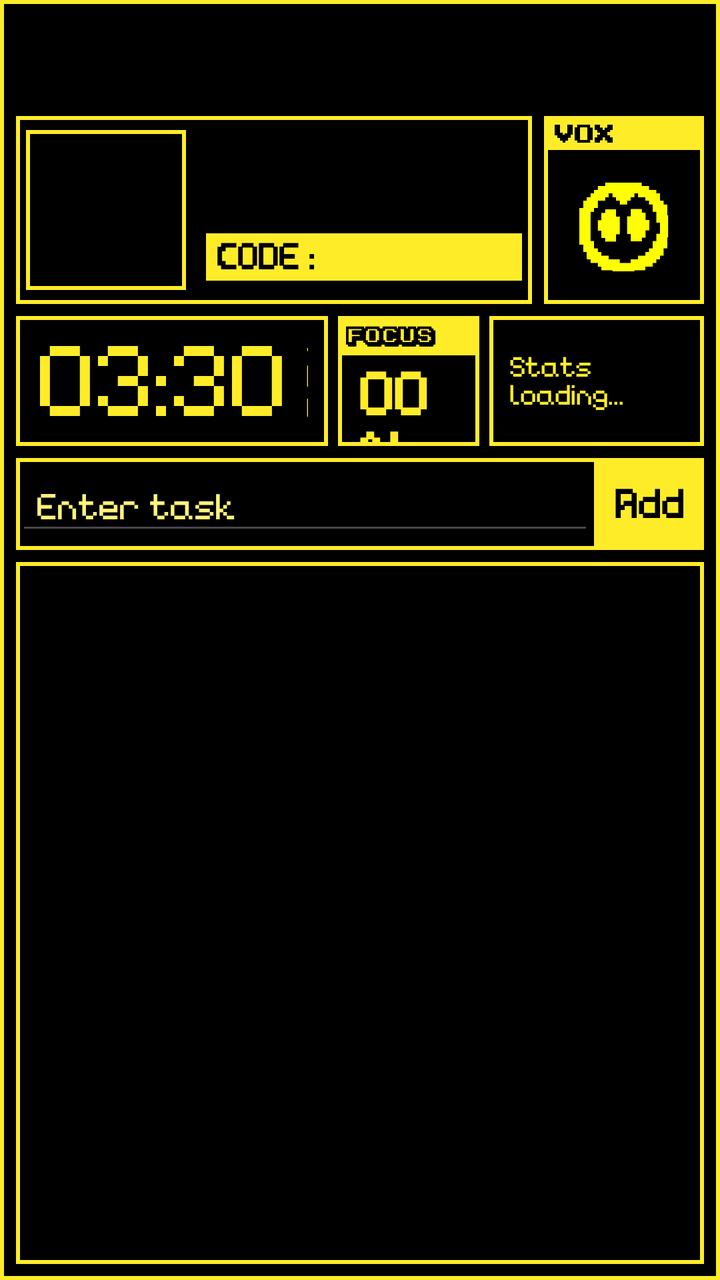
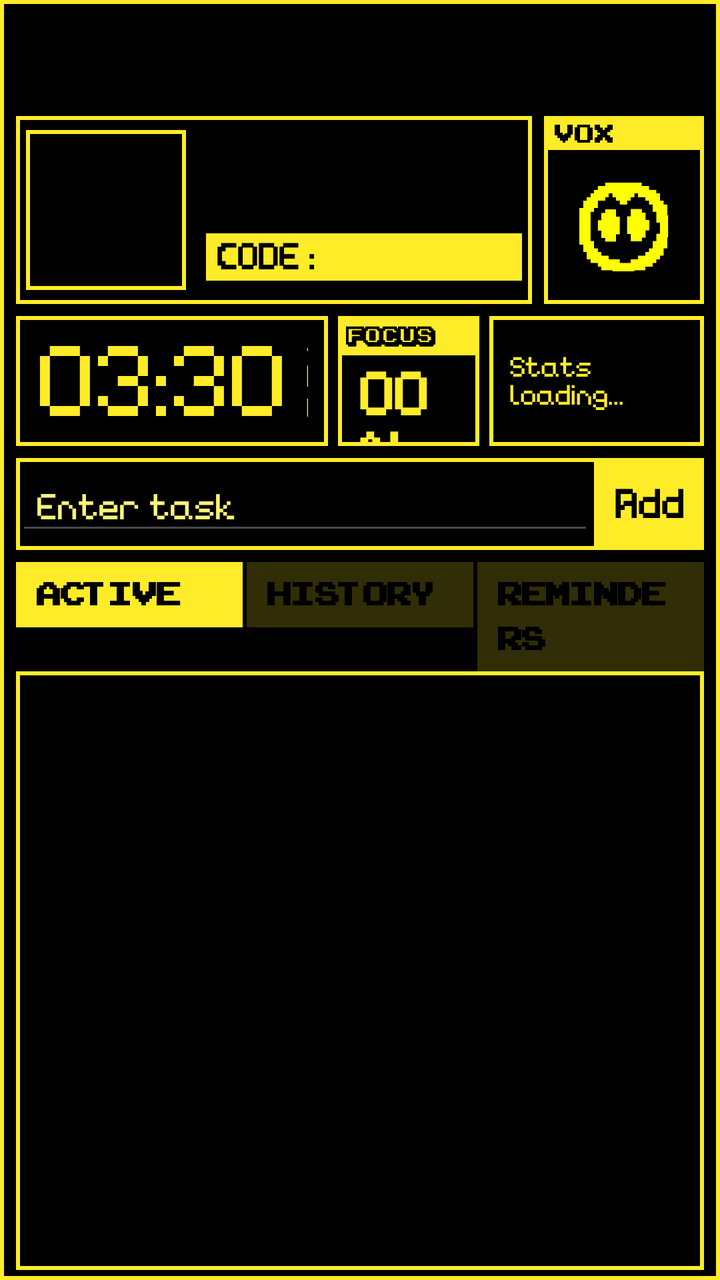

The first picture is an Android layout as it rendered before a commit; the second is the same layout after the commit. The layout source and the unified diff follow.
<!-- AndroidManifest.xml: application theme Theme.VOX -->
<!-- res/layout/activity_main.xml -->
<?xml version="1.0" encoding="utf-8"?>
<androidx.constraintlayout.widget.ConstraintLayout xmlns:android="http://schemas.android.com/apk/res/android"
    xmlns:app="http://schemas.android.com/apk/res-auto"
    xmlns:tools="http://schemas.android.com/tools"
    android:id="@+id/main"
    android:layout_width="match_parent"
    android:layout_height="match_parent"
    tools:context=".ui.main.MainActivity"
    android:background="@color/black">

    <LinearLayout
        android:layout_width="match_parent"
        android:layout_height="match_parent"
        android:background="@drawable/container_m"
        android:padding="5dp"
        android:orientation="vertical"
        app:layout_constraintBottom_toBottomOf="parent"
        app:layout_constraintEnd_toEndOf="parent"
        app:layout_constraintStart_toStartOf="parent"
        app:layout_constraintTop_toTopOf="parent">
        <LinearLayout
            android:layout_width="match_parent"
            android:layout_height="100dp"
            android:layout_marginTop="50dp"
            android:orientation="horizontal">
            <LinearLayout
                android:layout_width="0dp"
                android:layout_height="match_parent"
                android:layout_weight="1"
                android:layout_margin="3dp"
                android:orientation="horizontal"
                android:background="@drawable/container_m"
                android:gravity="center_vertical">
                <ImageView
                    android:id="@+id/myAvatar"
                    android:layout_width="80dp"
                    android:layout_height="80dp"
                    android:layout_margin="5dp"
                    android:background="@drawable/container_m"/>
                <LinearLayout
                    android:layout_width="match_parent"
                    android:layout_height="wrap_content"
                    android:orientation="vertical"
                    android:paddingLeft="5dp">
                    <TextView
                        android:id="@+id/tvUsername"
                        android:layout_width="wrap_content"
                        android:layout_height="wrap_content"
                        android:textSize="18sp"
                        android:fontFamily="@font/lowerpixel"
                        android:textColor="@color/yellow_main"/>
                    <TextView
                        android:id="@+id/tvEmail"
                        android:layout_width="wrap_content"
                        android:layout_height="wrap_content"
                        android:textSize="18sp"
                        android:fontFamily="@font/lowerpixel"
                        android:textColor="@color/yellow_main"/>
                    <TextView
                        android:id="@+id/codeTv"
                        android:layout_width="match_parent"
                        android:layout_height="wrap_content"
                        android:textSize="18sp"
                        android:fontFamily="@font/lowerpixel"
                        android:textColor="@color/black"
                        android:textStyle="bold"
                        android:paddingLeft="5dp"
                        android:layout_marginRight="5dp"
                        android:background="@color/yellow_main"
                        android:text="CODE :"/>
                </LinearLayout>

            </LinearLayout>
            <LinearLayout
                android:layout_width="80dp"
                android:layout_height="match_parent"
                android:orientation="vertical"
                android:layout_margin="3dp"
                android:background="@drawable/container_m">
                <TextView
                    android:layout_width="match_parent"
                    android:layout_height="17dp"
                    android:text="vox"
                    android:background="@color/yellow_main"
                    android:paddingLeft="5dp"
                    android:fontFamily="@font/pixelbold"
                    android:textSize="18sp"
                    android:textColor="@color/black"/>
                <ImageView
                    android:id="@+id/voxEmote"
                    android:layout_width="match_parent"
                    android:layout_height="0dp"
                    android:layout_weight="1"
                    android:layout_margin="8dp"
                    android:src="@drawable/vox_icon_neutral" />

            </LinearLayout>
        </LinearLayout>
        <LinearLayout
            android:layout_width="match_parent"
            android:layout_height="wrap_content"
            android:orientation="horizontal"
            android:layout_margin="3dp"
            android:gravity="center_vertical">
            <LinearLayout
                android:layout_width="wrap_content"
                android:layout_weight="3"
                android:gravity="center"
                android:layout_height="wrap_content"
                android:orientation="horizontal"
                android:background="@drawable/container_m">
            <TextView
                android:id="@+id/tvCurrentTime"
                android:layout_width="wrap_content"
                android:layout_height="wrap_content"
                android:textSize="50sp"
                android:textColor="@color/yellow_main"
                android:text="03:30"
                android:layout_marginLeft="10dp"
                android:fontFamily="@font/lowerpixel"/>
            <LinearLayout
                android:layout_width="wrap_content"
                android:layout_height="match_parent"
                android:orientation="vertical"
                android:layout_margin="10dp">
                <TextView
                    android:layout_width="wrap_content"
                    android:layout_height="0dp"
                    android:id="@+id/tvWeather"
                    android:layout_weight="1"
                    android:text="@string/weather_not_found"
                    android:textSize="15sp"
                    android:textColor="@color/yellow_main"
                    android:fontFamily="@font/lowerpixel"/>
                <TextView
                    android:id="@+id/tvCurrentMeridian"
                    android:layout_width="match_parent"
                    android:layout_height="wrap_content"
                    android:text="PM"
                    android:textSize="15sp"
                    android:textColor="@color/yellow_main"
                    android:fontFamily="@font/lowerpixel"/>
            </LinearLayout>
            </LinearLayout>
            <LinearLayout
                android:layout_weight="1"
                android:layout_width="wrap_content"
                android:layout_height="match_parent"
                android:gravity="center_horizontal"
                android:layout_marginHorizontal="5dp"
                android:orientation="vertical"
                android:background="@drawable/container_m">
                <TextView
                    android:layout_width="match_parent"
                    android:layout_height="wrap_content"
                    android:text="FOCUS"
                    android:textAlignment="center"
                    android:textSize="10sp"
                    android:padding="4dp"
                    android:background="@color/yellow_main"
                    android:textColor="@color/black"
                    android:textStyle="bold"
                    android:fontFamily="@font/highlight"/>
                <TextView
                    android:id="@+id/tvDisciplie"
                    android:layout_width="wrap_content"
                    android:layout_height="wrap_content"
                    android:text="00%"
                    android:textSize="30sp"
                    android:paddingHorizontal="10dp"
                    android:textColor="@color/yellow_main"
                    android:textStyle="bold"
                    android:fontFamily="@font/lowerpixel"/>

            </LinearLayout>
            <LinearLayout
                android:layout_weight="2"
                android:layout_width="wrap_content"
                android:gravity="center"
                android:layout_height="match_parent"
                android:orientation="vertical"
                android:background="@drawable/container_m">
            <TextView
                android:id="@+id/tvStats"
                android:layout_width="wrap_content"
                android:paddingHorizontal="10dp"
                android:layout_height="wrap_content"
                android:text="Stats loading..."
                android:textColor="@color/yellow_main"
                android:fontFamily="@font/lowerpixel"/>
            </LinearLayout>


        </LinearLayout>
        <LinearLayout
            android:layout_width="match_parent"
            android:layout_height="wrap_content"
            android:orientation="horizontal"
            android:layout_margin="3dp"
            android:gravity="center_vertical"
            android:background="@drawable/container_m">
            <EditText
                android:id="@+id/etTask"
                android:layout_width="0dp"
                android:layout_weight="1"
                android:textSize="18sp"
                android:paddingLeft="10dp"
                android:layout_height="wrap_content"
                android:textColor="@color/yellow_secondary"
                android:textColorHint="@color/yellow_secondary"
                android:fontFamily="@font/lowerpixel"
                android:hint="Enter task"/>
                <TextView
                    android:id="@+id/btnAdd"
                    android:layout_width="wrap_content"
                    android:layout_height="wrap_content"
                    android:text="Add"
                    android:soundEffectsEnabled="false"
                    android:textStyle="bold"
                    android:padding="10dp"
                    android:textSize="20sp"
                    android:textColor="@color/black"
                    android:fontFamily="@font/lowerpixel"
                    android:background="@color/yellow_main"/>




        </LinearLayout>
        <androidx.recyclerview.widget.RecyclerView
            android:id="@+id/rvTasks"
            android:background="@drawable/container_m"
            android:layout_width="match_parent"
            android:layout_height="0dp"
            android:layout_margin="3dp"
            android:layout_weight="1"/>

    </LinearLayout>
</androidx.constraintlayout.widget.ConstraintLayout>
<!-- resources referenced by this layout -->
<resources>
  <color name="black">#FF000000</color>
  <color name="yellow_main">#FFEC28</color>
  <color name="yellow_secondary">#FFF378</color>
  <!-- drawable container_m (drawable) -->
  <?xml version="1.0" encoding="utf-8"?>
  <shape xmlns:android="http://schemas.android.com/apk/res/android">
      <stroke android:color="@color/yellow_main" android:width="2dp"/>
  </shape>
  <!-- drawable vox_icon_neutral: png bitmap (drawable, 1216 bytes) -->
  <string name="weather_not_found">"?°C"</string>
  <style name="Theme.VOX" parent="Base.Theme.VOX" />
  <style name="Base.Theme.VOX" parent="Theme.Material3.DayNight.NoActionBar">
          
          
      </style>
</resources>

<!-- the commit's change to res/layout/activity_main.xml (unified diff, before → after) -->
@@ -227,12 +227,66 @@
 
 
         </LinearLayout>
-        <androidx.recyclerview.widget.RecyclerView
-            android:id="@+id/rvTasks"
+        <LinearLayout
+            android:orientation="horizontal"
+            android:layout_width="match_parent"
+            android:layout_marginTop="3dp"
+            android:layout_marginHorizontal="3dp"
+            android:layout_height="wrap_content">
+
+            <TextView
+                android:layout_height="wrap_content"
+                android:layout_width="0dp"
+                android:layout_weight="1"
+                android:id="@+id/btnActive"
+                android:clickable="true"
+                android:textSize="22sp"
+                android:textStyle="bold"
+                android:textColor="@color/black"
+                android:background="@color/yellow_main"
+                android:fontFamily="@font/pixelbold"
+                android:paddingVertical="5dp"
+                android:paddingHorizontal="10dp"
+                android:text="ACTIVE"
+                android:layout_marginRight="2dp"/>
+            <TextView
+                android:layout_height="wrap_content"
+                android:layout_width="0dp"
+                android:layout_weight="1"
+                android:id="@+id/btnPast"
+                android:clickable="true"
+                android:textSize="22sp"
+                android:textStyle="bold"
+                android:textColor="@color/black"
+                android:background="@color/yellow_main30"
+                android:fontFamily="@font/pixelbold"
+                android:paddingVertical="5dp"
+                android:paddingHorizontal="10dp"
+                android:text="HISTORY"
+                android:layout_marginRight="2dp"/>
+            <TextView
+                android:layout_height="wrap_content"
+                android:layout_width="0dp"
+                android:layout_weight="1"
+                android:id="@+id/btnReminder"
+                android:clickable="true"
+                android:textSize="22sp"
+                android:textStyle="bold"
+                android:textColor="@color/black"
+                android:background="@color/yellow_main30"
+                android:fontFamily="@font/pixelbold"
+                android:paddingVertical="5dp"
+                android:paddingHorizontal="10dp"
+                android:text="REMINDERS"/>
+
+        </LinearLayout>
+
+        <FrameLayout
+            android:id="@+id/fragmentContainer"
+            android:layout_width="match_parent"
+            android:layout_height="0dp"
+            android:layout_marginHorizontal="3dp"
             android:background="@drawable/container_m"
-            android:layout_width="match_parent"
-            android:layout_height="0dp"
-            android:layout_margin="3dp"
             android:layout_weight="1"/>
 
     </LinearLayout>
<!-- resource entries referenced after the edit -->
@@ -2,6 +2,7 @@
 <resources>
   <color name="black">#FF000000</color>
   <color name="yellow_main">#FFEC28</color>
+  <color name="yellow_main30">#30FFEC28</color>
   <color name="yellow_secondary">#FFF378</color>
   <!-- drawable container_m (drawable) -->
   <?xml version="1.0" encoding="utf-8"?>
